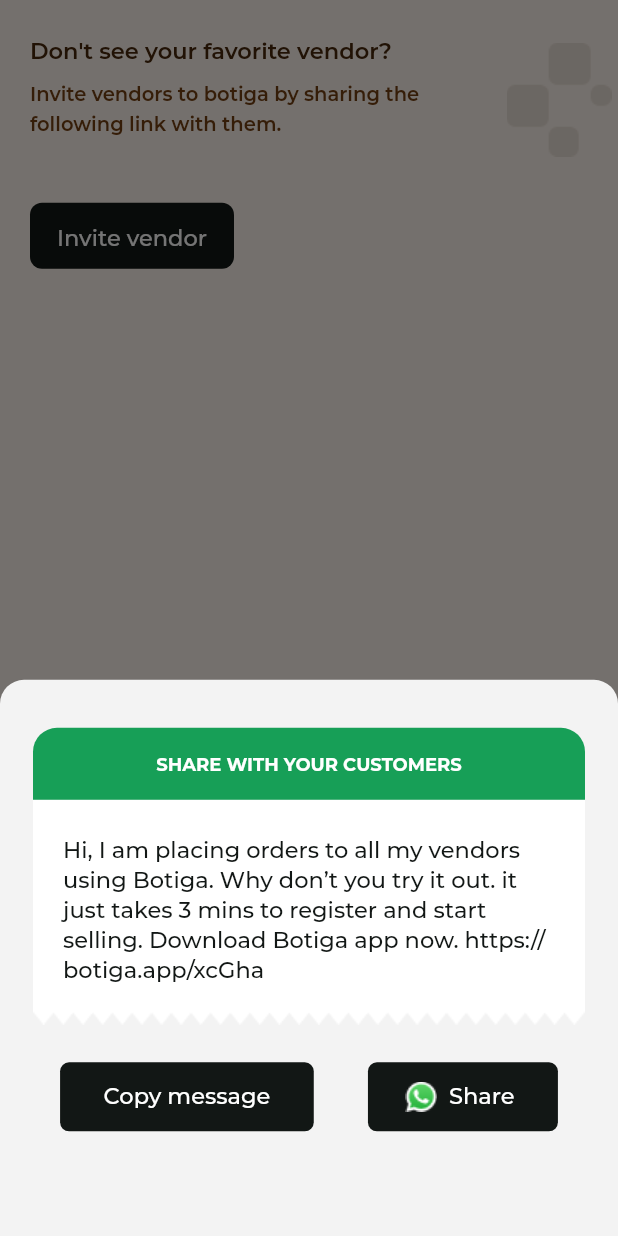
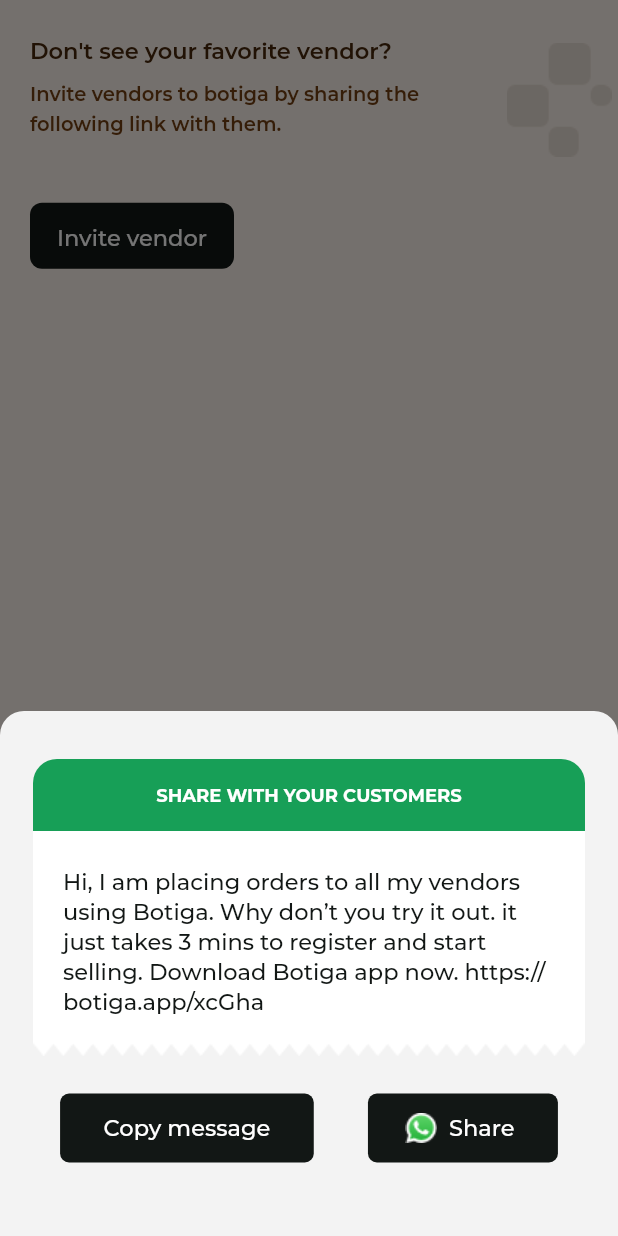
Before and after one commit to varmeh/botigaApp, a Flutter app: the InviteTile widget shown alone on an empty page, opened directly, after a tap on "Invite vendor", on a phone screen of 412 x 824 dp. Run offline on Flutter 3.47's test engine with Material 2 defaults, Android fonts, the phone set to English and light mode, and no system bars; our stand-ins replace badges, cached_network_image, firebase_analytics, firebase_core, firebase_crashlytics, firebase_messaging and 2 more; accounts and stored records are empty; generated files the repository leaves out were written again; network calls fail; project files that could hold a hidden picture were left out.

Commit message:
share modal height fixed

```diff
--- a/lib/widgets/inviteTile.dart
+++ b/lib/widgets/inviteTile.dart
@@ -84,7 +84,7 @@ class InviteTile extends StatelessWidget {
     );
     return Container(
       width: double.infinity,
-      height: MediaQuery.of(context).size.height * 0.45,
+      height: 350,
       padding: EdgeInsets.only(left: 22, right: 22, top: 32),
       decoration: BoxDecoration(
         color: Color(0xfff3f3f3),
```
